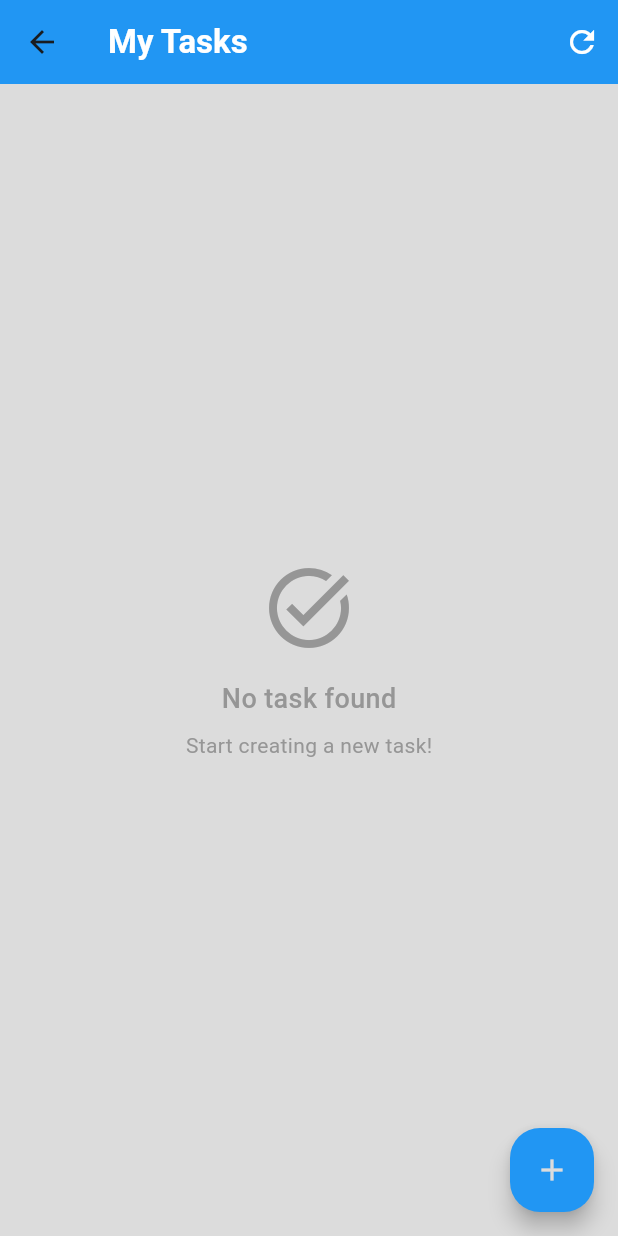
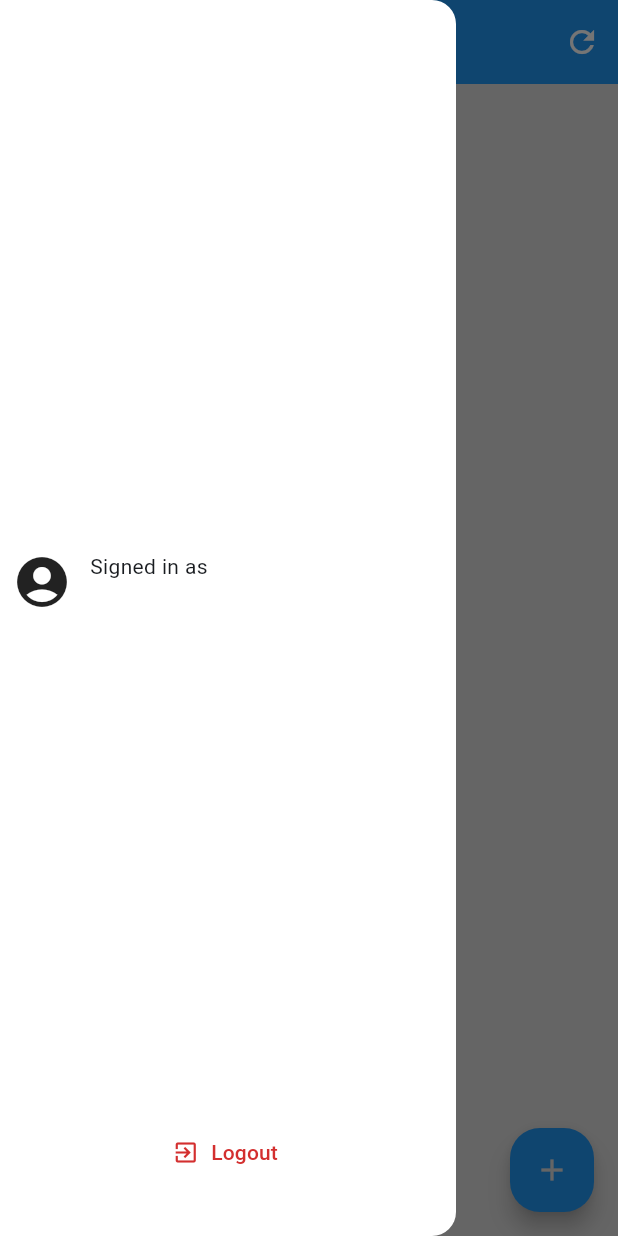
Before and after one commit to kenjiroyamada16/tekna-app, a Flutter app: the HomePage screen opened by its route, with the side drawer open (before the commit the screen has no drawer), on a phone screen of 412 x 824 dp. Run offline on Flutter 3.47's test engine with Material 3 defaults, Android fonts, the phone set to English and light mode, and no system bars; our stand-ins replace flutter_bloc, get_it, supabase_flutter; accounts and stored records are empty.

Commit message:
[NEW] logout service

```diff
--- a/lib/core/blocs/home_bloc.dart
+++ b/lib/core/blocs/home_bloc.dart
@@ -53,6 +53,8 @@ class HomeUpdateCategories extends HomeEvent {
   HomeUpdateCategories(this.updatedCategories);
 }
 
+class HomeLogout extends HomeEvent {}
+
 // States
 abstract class HomeState {}
 
@@ -92,6 +94,8 @@ class HomeDeleteTaskBottomSheet extends HomeState {
   HomeDeleteTaskBottomSheet(this.taskId);
 }
 
+class HomeGoBackToLogin extends HomeState {}
+
 // Bloc
 class HomeBloc extends Bloc<HomeEvent, HomeState> {
   final _tasksList = List<Task>.empty(growable: true);
@@ -110,6 +114,7 @@ class HomeBloc extends Bloc<HomeEvent, HomeState> {
     on<HomeShowEditTaskDialog>(_showEditTaskDialog);
     on<HomeEditTask>(_onEditTask);
     on<HomeUpdateCategories>(_onUpdateCategories);
+    on<HomeLogout>(_onLogoutUser);
   }
 
   Future<void> _onLoadTasks(
@@ -231,4 +236,14 @@ class HomeBloc extends Bloc<HomeEvent, HomeState> {
     _categoriesList.clear();
     _categoriesList.addAll(event.updatedCategories);
   }
+
+  Future<void> _onLogoutUser(HomeLogout event, Emitter<HomeState> emit) async {
+    try {
+      await _supabaseService.logoutUser();
+
+      emit(HomeGoBackToLogin());
+    } on AppException catch (e) {
+      emit(HomeError(e.userFriendlyMessage));
+    }
+  }
 }
--- a/lib/presentation/pages/home_page.dart
+++ b/lib/presentation/pages/home_page.dart
@@ -3,6 +3,7 @@ import 'package:flutter_bloc/flutter_bloc.dart';
 
 import '../../core/blocs/home_bloc.dart';
 import '../../core/di/injector.dart';
+import '../../core/router/app_router.dart';
 import '../../core/services/supabase_service.dart';
 import '../../data/entities/task.dart';
 import '../../data/entities/task_category.dart';
@@ -30,14 +31,52 @@ class _HomePageState extends State<HomePage> {
   }
 
   @override
-  void dispose() {
-    _homeBloc.close();
-    super.dispose();
-  }
-
-  @override
   Widget build(BuildContext context) {
     return Scaffold(
+      drawer: Drawer(
+        backgroundColor: AppColors.white,
+        child: SafeArea(
+          child: Padding(
+            padding: const EdgeInsets.symmetric(horizontal: 8, vertical: 32),
+            child: Column(
+              children: [
+                Spacer(),
+                Row(
+                  spacing: 12,
+                  children: [
+                    Icon(Icons.account_circle, size: 40),
+                    Expanded(
+                      child: Column(
+                        mainAxisAlignment: MainAxisAlignment.center,
+                        crossAxisAlignment: CrossAxisAlignment.stretch,
+                        children: [
+                          Text('Signed in as'),
+                          Text(
+                            ServiceLocator.get<SupabaseServiceProtocol>()
+                                    .user
+                                    ?.email ??
+                                '',
+                            style: TextStyle(fontWeight: FontWeight.bold),
+                          ),
+                        ],
+                      ),
+                    ),
+                  ],
+                ),
+                Spacer(),
+                TextButton.icon(
+                  onPressed: () => _homeBloc.add(HomeLogout()),
+                  style: TextButton.styleFrom(
+                    foregroundColor: AppColors.errorColor,
+                  ),
+                  icon: Icon(Icons.exit_to_app),
+                  label: Text('Logout'),
+                ),
+              ],
+            ),
+          ),
+        ),
+      ),
       appBar: AppBar(
         elevation: 0,
         backgroundColor: AppColors.primaryColor,
@@ -52,9 +91,14 @@ class _HomePageState extends State<HomePage> {
           ),
         ],
       ),
-      body: BlocConsumer<HomeBloc, HomeState>(
+      body: SafeArea(
+        child: BlocConsumer<HomeBloc, HomeState>(
           bloc: _homeBloc,
           listener: (_, state) {
+            if (state is HomeGoBackToLogin) {
+              Navigator.pushReplacementNamed(context, AppRouter.loginRoute);
+            }
+
             if (state is HomeSuccess && state.message != null) {
               _showMessage(state.message ?? '', AppColors.secondaryColor);
             }
@@ -150,6 +194,7 @@ class _HomePageState extends State<HomePage> {
             return const SizedBox.shrink();
           },
         ),
+      ),
       floatingActionButton: FloatingActionButton(
         onPressed: () => _homeBloc.add(HomeShowCreateTaskDialog()),
         backgroundColor: AppColors.primaryColor,
```
Also changed, not shown: lib/core/services/supabase_service.dart (+13 -0 lines). Lines whose indentation alone changed are shown as unchanged.
